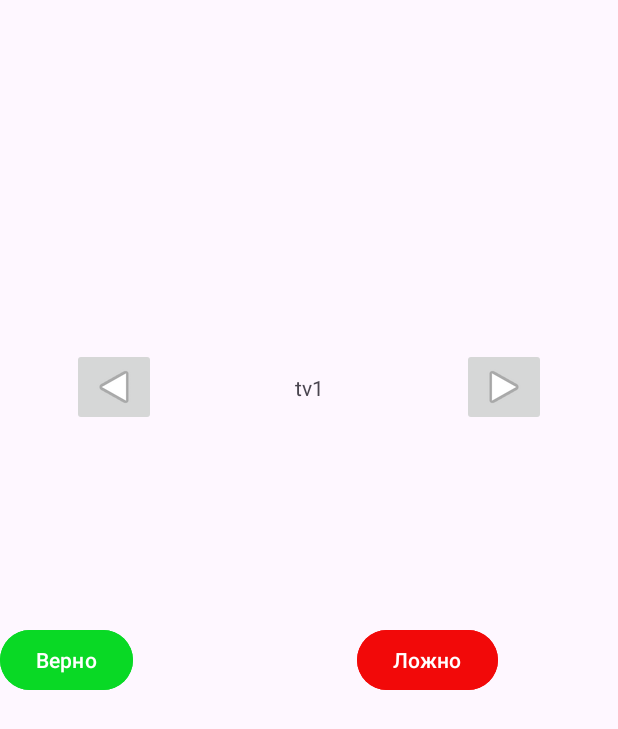
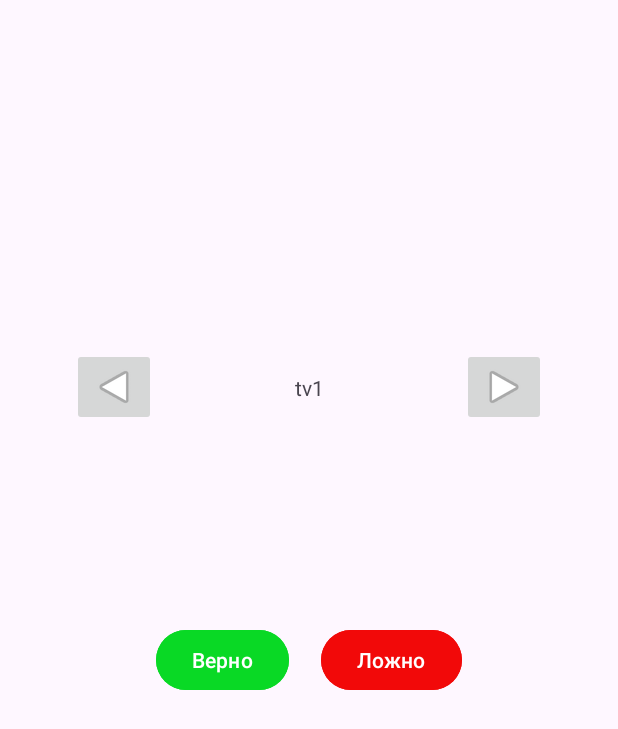
Before and after one commit to AntonG0rbachev/Kotlin-Dev--Second-Mobile-App, an Android app: the screen it shows after launch (MainActivity), on a phone screen of 412 x 824 dp. Shown: the top 729 px of the screen. Run offline under Robolectric (Android 15) with nearby library versions, the phone set to English and light mode, and no system bars.

Commit message:
voved buttons

```diff
--- a/app/src/main/res/layout/activity_main.xml
+++ b/app/src/main/res/layout/activity_main.xml
@@ -42,12 +42,13 @@
         android:id="@+id/btnTrue"
         android:layout_width="wrap_content"
         android:layout_height="wrap_content"
+        android:layout_marginStart="104dp"
         android:backgroundTint="#09D925"
         android:text="Верно"
         app:layout_constraintBottom_toBottomOf="@+id/btnFalse"
+        app:layout_constraintStart_toStartOf="parent"
         app:layout_constraintTop_toBottomOf="@+id/imbtn1"
-        app:layout_constraintVertical_bias="1.0"
-        tools:layout_editor_absoluteX="87dp" />
+        app:layout_constraintVertical_bias="1.0" />
 
     <Button
         android:id="@+id/btnFalse"
@@ -58,7 +59,7 @@
         android:backgroundTint="#F20909"
         android:text="Ложно"
         app:layout_constraintEnd_toEndOf="parent"
-        app:layout_constraintHorizontal_bias="1.0"
+        app:layout_constraintHorizontal_bias="0.477"
         app:layout_constraintStart_toEndOf="@+id/btnTrue"
         app:layout_constraintTop_toBottomOf="@+id/imbtn2" />
 </androidx.constraintlayout.widget.ConstraintLayout>
```
